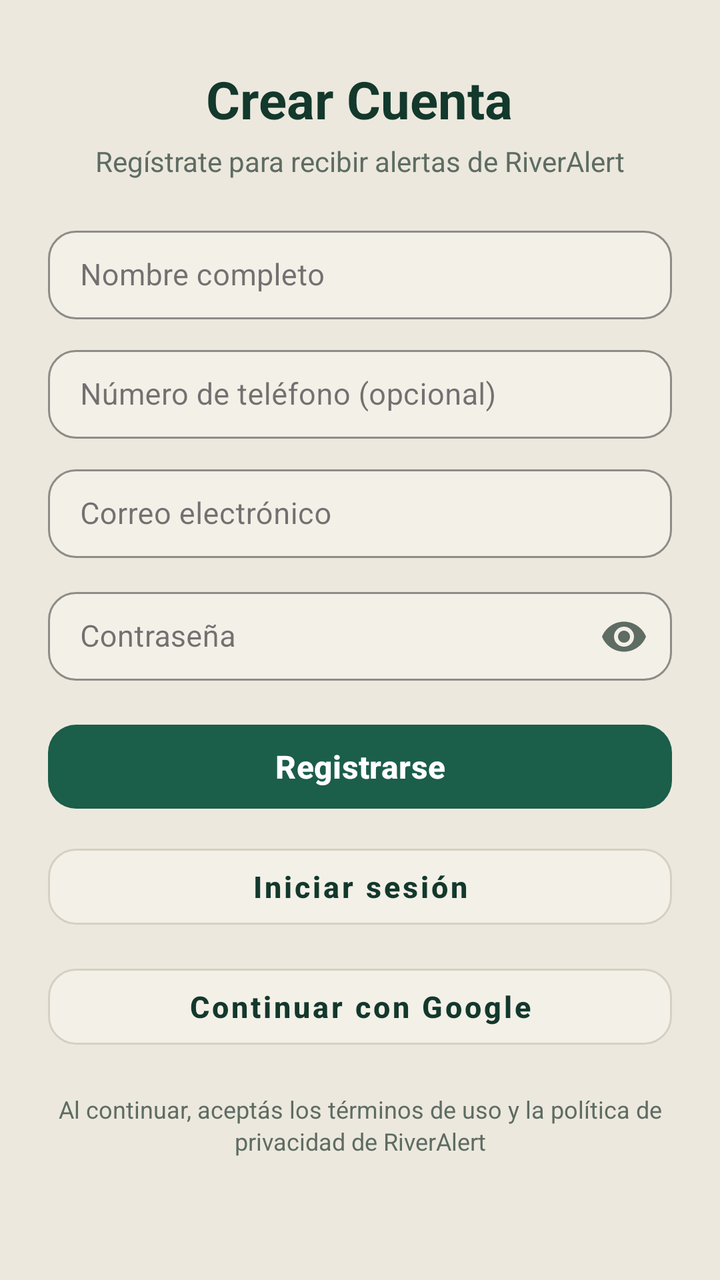
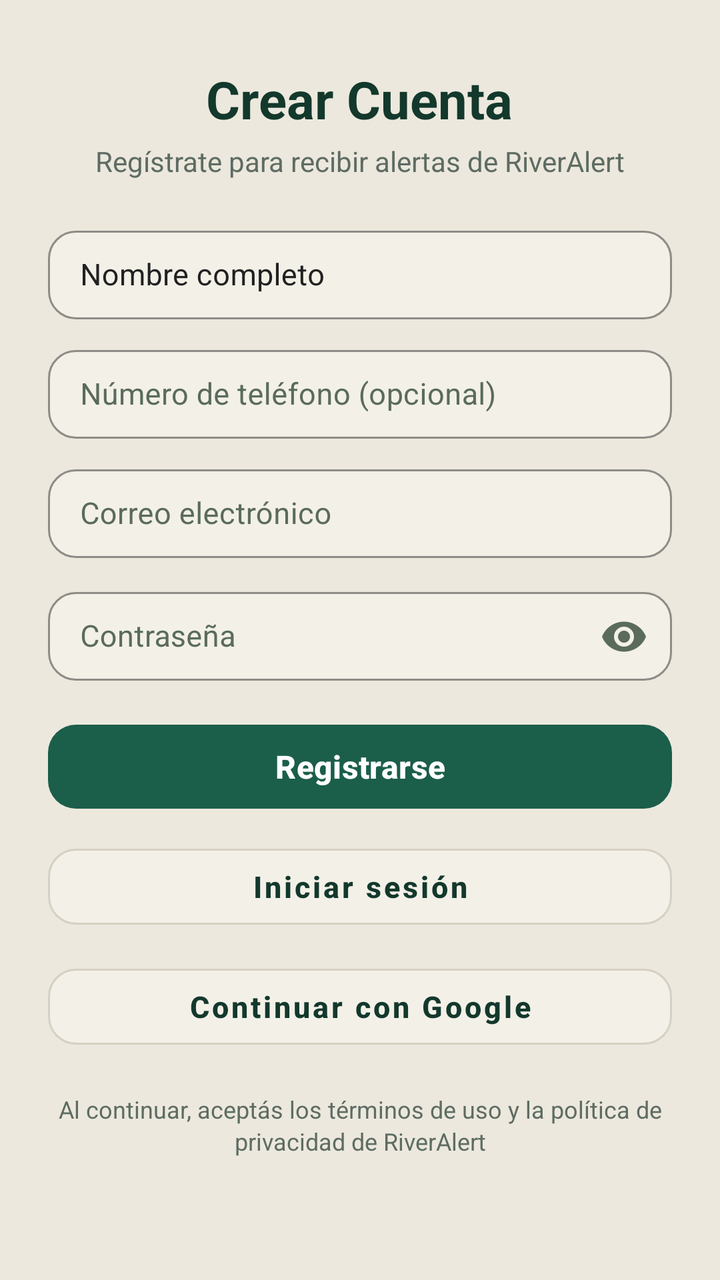

The first picture is an Android layout as it rendered before a commit; the second is the same layout after the commit. The layout source and the unified diff follow.
<!-- AndroidManifest.xml: application theme Theme.RioAlert -->
<!-- res/layout/activity_register.xml -->
<?xml version="1.0" encoding="utf-8"?>
<ScrollView xmlns:android="http://schemas.android.com/apk/res/android"
    xmlns:app="http://schemas.android.com/apk/res-auto"
    android:layout_width="match_parent"
    android:layout_height="match_parent"
    android:fillViewport="true"
    android:scrollbars="none"
    android:background="@color/bg_crema">

    <LinearLayout
        android:layout_width="match_parent"
        android:layout_height="wrap_content"
        android:orientation="vertical"
        android:paddingStart="24dp"
        android:paddingEnd="24dp"
        android:paddingTop="32dp"
        android:paddingBottom="40dp"
        android:gravity="center_horizontal">

        
        <TextView
            android:id="@+id/tvHeaderTitle"
            android:layout_width="wrap_content"
            android:layout_height="wrap_content"
            android:text="Crear Cuenta"
            android:textColor="@color/texto_principal"
            android:textSize="26sp"
            android:textStyle="bold" />

        
        <TextView
            android:id="@+id/tvHeaderSubtitle"
            android:layout_width="wrap_content"
            android:layout_height="wrap_content"
            android:layout_marginTop="4dp"
            android:layout_marginBottom="20dp"
            android:text="Regístrate para recibir alertas de RiverAlert"
            android:textColor="@color/texto_secundario"
            android:textSize="14sp" />

        
        <com.google.android.material.textfield.TextInputLayout
            android:id="@+id/tilNombre"
            style="@style/Widget.MaterialComponents.TextInputLayout.OutlinedBox"
            android:layout_width="match_parent"
            android:layout_height="wrap_content"
            android:layout_marginBottom="10dp"
            android:hint="Nombre completo"
            app:boxBackgroundColor="@color/input_fondo"
            app:boxCornerRadiusBottomEnd="14dp"
            app:boxCornerRadiusBottomStart="14dp"
            app:boxCornerRadiusTopEnd="14dp"
            app:boxCornerRadiusTopStart="14dp"
            app:boxStrokeColor="@color/input_borde"
            app:hintTextColor="@color/texto_secundario">

            <com.google.android.material.textfield.TextInputEditText
                android:id="@+id/etNombre"
                android:layout_width="match_parent"
                android:layout_height="wrap_content"
                android:paddingTop="12dp"
                android:paddingBottom="12dp"
                android:inputType="textPersonName"
                android:textColor="@color/texto_principal"
                android:textSize="15sp" />
        </com.google.android.material.textfield.TextInputLayout>

        
        <com.google.android.material.textfield.TextInputLayout
            android:id="@+id/tilTelefono"
            style="@style/Widget.MaterialComponents.TextInputLayout.OutlinedBox"
            android:layout_width="match_parent"
            android:layout_height="wrap_content"
            android:layout_marginBottom="10dp"
            android:hint="Número de teléfono (opcional)"
            app:boxBackgroundColor="@color/input_fondo"
            app:boxCornerRadiusBottomEnd="14dp"
            app:boxCornerRadiusBottomStart="14dp"
            app:boxCornerRadiusTopEnd="14dp"
            app:boxCornerRadiusTopStart="14dp"
            app:boxStrokeColor="@color/input_borde"
            app:hintTextColor="@color/texto_secundario">

            <com.google.android.material.textfield.TextInputEditText
                android:id="@+id/etTelefono"
                android:layout_width="match_parent"
                android:layout_height="wrap_content"
                android:paddingTop="12dp"
                android:paddingBottom="12dp"
                android:inputType="phone"
                android:textColor="@color/texto_principal"
                android:textSize="15sp" />
        </com.google.android.material.textfield.TextInputLayout>

        
        <com.google.android.material.textfield.TextInputLayout
            android:id="@+id/tilEmail"
            style="@style/Widget.MaterialComponents.TextInputLayout.OutlinedBox"
            android:layout_width="match_parent"
            android:layout_height="wrap_content"
            android:layout_marginBottom="10dp"
            android:hint="Correo electrónico"
            app:boxBackgroundColor="@color/input_fondo"
            app:boxCornerRadiusBottomEnd="14dp"
            app:boxCornerRadiusBottomStart="14dp"
            app:boxCornerRadiusTopEnd="14dp"
            app:boxCornerRadiusTopStart="14dp"
            app:boxStrokeColor="@color/input_borde"
            app:hintTextColor="@color/texto_secundario">

            <com.google.android.material.textfield.TextInputEditText
                android:id="@+id/etEmail"
                android:layout_width="match_parent"
                android:layout_height="wrap_content"
                android:paddingTop="12dp"
                android:paddingBottom="12dp"
                android:inputType="textEmailAddress"
                android:textColor="@color/texto_principal"
                android:textSize="15sp" />
        </com.google.android.material.textfield.TextInputLayout>

        
        <com.google.android.material.textfield.TextInputLayout
            android:id="@+id/tilPassword"
            style="@style/Widget.MaterialComponents.TextInputLayout.OutlinedBox"
            android:layout_width="match_parent"
            android:layout_height="wrap_content"
            android:layout_marginBottom="16dp"
            android:hint="Contraseña"
            app:boxBackgroundColor="@color/input_fondo"
            app:boxCornerRadiusBottomEnd="14dp"
            app:boxCornerRadiusBottomStart="14dp"
            app:boxCornerRadiusTopEnd="14dp"
            app:boxCornerRadiusTopStart="14dp"
            app:boxStrokeColor="@color/input_borde"
            app:hintTextColor="@color/texto_secundario"
            app:passwordToggleEnabled="true"
            app:passwordToggleTint="@color/texto_secundario">

            <com.google.android.material.textfield.TextInputEditText
                android:id="@+id/etPassword"
                android:layout_width="match_parent"
                android:layout_height="wrap_content"
                android:paddingTop="12dp"
                android:paddingBottom="12dp"
                android:inputType="textPassword"
                android:textColor="@color/texto_principal"
                android:textSize="15sp" />
        </com.google.android.material.textfield.TextInputLayout>

        
        <com.google.android.material.button.MaterialButton
            android:id="@+id/btnRegister"
            android:layout_width="match_parent"
            android:layout_height="50dp"
            android:text="Registrarse"
            android:textAllCaps="false"
            android:textColor="@android:color/white"
            android:textSize="16sp"
            android:textStyle="bold"
            app:backgroundTint="@color/verde_oscuro"
            app:cornerRadius="14dp" />

        
        <com.google.android.material.button.MaterialButton
            android:id="@+id/btnLogin"
            style="@style/Widget.MaterialComponents.Button.OutlinedButton"
            android:layout_width="match_parent"
            android:layout_height="50dp"
            android:layout_marginTop="10dp"
            android:text="Iniciar sesión"
            android:textAllCaps="false"
            android:textColor="@color/texto_principal"
            android:textSize="15sp"
            android:textStyle="bold"
            app:backgroundTint="@color/input_fondo"
            app:cornerRadius="14dp"
            app:strokeColor="@color/input_borde"
            app:strokeWidth="1dp" />

        
        <com.google.android.material.button.MaterialButton
            android:id="@+id/btnGoogleAuth"
            style="@style/Widget.MaterialComponents.Button.OutlinedButton"
            android:layout_width="match_parent"
            android:layout_height="50dp"
            android:layout_marginTop="10dp"
            android:text="Continuar con Google"
            android:textAllCaps="false"
            android:textColor="@color/texto_principal"
            android:textSize="15sp"
            android:textStyle="bold"
            app:backgroundTint="@color/input_fondo"
            app:cornerRadius="14dp"
            app:strokeColor="@color/input_borde"
            app:strokeWidth="1dp" />

        
        <TextView
            android:layout_width="match_parent"
            android:layout_height="wrap_content"
            android:layout_marginTop="18dp"
            android:gravity="center"
            android:lineSpacingExtra="2dp"
            android:text="Al continuar, aceptás los términos de uso y la política de privacidad de RiverAlert"
            android:textColor="@color/texto_secundario"
            android:textSize="12sp" />

    </LinearLayout>
</ScrollView>
<!-- resources referenced by this layout -->
<resources>
  <color name="bg_crema">#ECE8DD</color>
  <color name="input_borde">#D5D0C3</color>
  <color name="input_fondo">#F3F0E8</color>
  <color name="texto_principal">#13382C</color>
  <color name="texto_secundario">#5E6C63</color>
  <color name="verde_oscuro">#1B5E4A</color>
  <style name="Theme.RioAlert" parent="Base.Theme.RioAlert" />
  <style name="Base.Theme.RioAlert" parent="Theme.Material3.DayNight.NoActionBar">
          
          
      </style>
</resources>

<!-- the commit's change to res/layout/activity_register.xml (unified diff, before → after) -->
@@ -46,13 +46,14 @@
             android:layout_height="wrap_content"
             android:layout_marginBottom="10dp"
             android:hint="Nombre completo"
-            app:boxBackgroundColor="@color/input_fondo"
-            app:boxCornerRadiusBottomEnd="14dp"
-            app:boxCornerRadiusBottomStart="14dp"
-            app:boxCornerRadiusTopEnd="14dp"
-            app:boxCornerRadiusTopStart="14dp"
-            app:boxStrokeColor="@color/input_borde"
-            app:hintTextColor="@color/texto_secundario">
+            android:textColorHint="#212121"
+            app:hintTextColor="#1B4D3E"
+            app:boxBackgroundColor="@color/input_fondo"
+            app:boxCornerRadiusBottomEnd="14dp"
+            app:boxCornerRadiusBottomStart="14dp"
+            app:boxCornerRadiusTopEnd="14dp"
+            app:boxCornerRadiusTopStart="14dp"
+            app:boxStrokeColor="@color/input_borde">
 
             <com.google.android.material.textfield.TextInputEditText
                 android:id="@+id/etNombre"
@@ -60,8 +61,7 @@
                 android:layout_height="wrap_content"
                 android:paddingTop="12dp"
                 android:paddingBottom="12dp"
-                android:inputType="textPersonName"
-                android:textColor="@color/texto_principal"
+                android:textColor="#212121"
                 android:textSize="15sp" />
         </com.google.android.material.textfield.TextInputLayout>
 
@@ -73,13 +73,14 @@
             android:layout_height="wrap_content"
             android:layout_marginBottom="10dp"
             android:hint="Número de teléfono (opcional)"
-            app:boxBackgroundColor="@color/input_fondo"
-            app:boxCornerRadiusBottomEnd="14dp"
-            app:boxCornerRadiusBottomStart="14dp"
-            app:boxCornerRadiusTopEnd="14dp"
-            app:boxCornerRadiusTopStart="14dp"
-            app:boxStrokeColor="@color/input_borde"
-            app:hintTextColor="@color/texto_secundario">
+            android:textColorHint="#5A6B5C"
+            app:hintTextColor="#1B4D3E"
+            app:boxBackgroundColor="@color/input_fondo"
+            app:boxCornerRadiusBottomEnd="14dp"
+            app:boxCornerRadiusBottomStart="14dp"
+            app:boxCornerRadiusTopEnd="14dp"
+            app:boxCornerRadiusTopStart="14dp"
+            app:boxStrokeColor="@color/input_borde">
 
             <com.google.android.material.textfield.TextInputEditText
                 android:id="@+id/etTelefono"
@@ -100,13 +101,14 @@
             android:layout_height="wrap_content"
             android:layout_marginBottom="10dp"
             android:hint="Correo electrónico"
-            app:boxBackgroundColor="@color/input_fondo"
-            app:boxCornerRadiusBottomEnd="14dp"
-            app:boxCornerRadiusBottomStart="14dp"
-            app:boxCornerRadiusTopEnd="14dp"
-            app:boxCornerRadiusTopStart="14dp"
-            app:boxStrokeColor="@color/input_borde"
-            app:hintTextColor="@color/texto_secundario">
+            android:textColorHint="#5A6B5C"
+            app:hintTextColor="#1B4D3E"
+            app:boxBackgroundColor="@color/input_fondo"
+            app:boxCornerRadiusBottomEnd="14dp"
+            app:boxCornerRadiusBottomStart="14dp"
+            app:boxCornerRadiusTopEnd="14dp"
+            app:boxCornerRadiusTopStart="14dp"
+            app:boxStrokeColor="@color/input_borde">
 
             <com.google.android.material.textfield.TextInputEditText
                 android:id="@+id/etEmail"
@@ -127,15 +129,16 @@
             android:layout_height="wrap_content"
             android:layout_marginBottom="16dp"
             android:hint="Contraseña"
+            android:textColorHint="#5A6B5C"
+            app:hintTextColor="#1B4D3E"
             app:boxBackgroundColor="@color/input_fondo"
             app:boxCornerRadiusBottomEnd="14dp"
             app:boxCornerRadiusBottomStart="14dp"
             app:boxCornerRadiusTopEnd="14dp"
             app:boxCornerRadiusTopStart="14dp"
             app:boxStrokeColor="@color/input_borde"
-            app:hintTextColor="@color/texto_secundario"
             app:passwordToggleEnabled="true"
-            app:passwordToggleTint="@color/texto_secundario">
+            app:passwordToggleTint="#5A6B5C">
 
             <com.google.android.material.textfield.TextInputEditText
                 android:id="@+id/etPassword"
